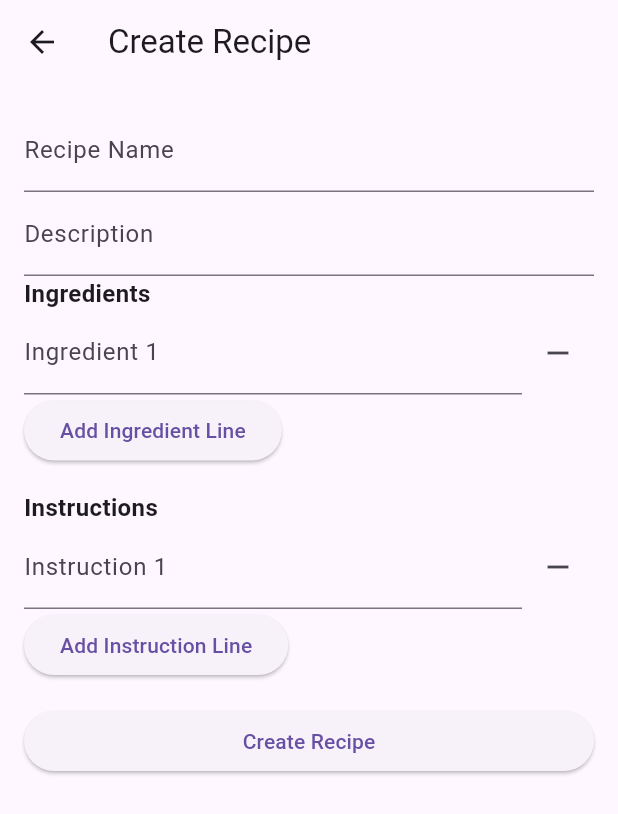
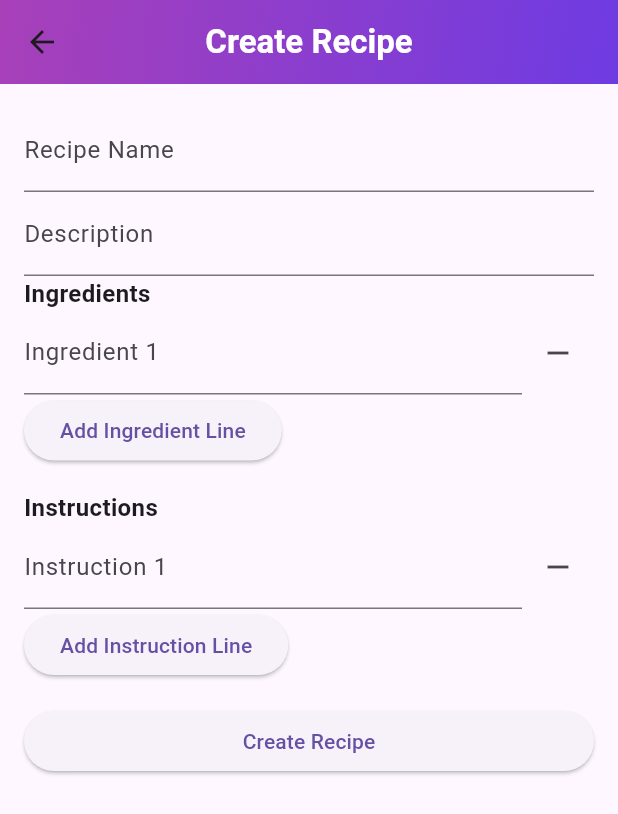
Before and after one commit to Shamsfathalla/Recipeasy, a Flutter app: the CreateRecipePage screen opened directly, on a phone screen of 412 x 824 dp. Shown: the top 814 px of the screen. Run offline on Flutter 3.47's test engine with Material 3 defaults, Android fonts, the light colour scheme and no system bars; our stand-ins replace cloud_firestore, firebase_auth, firebase_core, shared_preferences; accounts and stored records are empty.

Commit message:
Final App

```diff
--- a/lib/pages/create_recipe_page.dart
+++ b/lib/pages/create_recipe_page.dart
@@ -114,7 +114,26 @@ class _CreateRecipePageState extends State<CreateRecipePage> {
   Widget build(BuildContext context) {
     return Scaffold(
       appBar: AppBar(
-        title: Text(widget.recipe != null ? 'Edit Recipe' : 'Create Recipe'),
+        centerTitle: true,
+        title: Text(
+          widget.recipe != null ? 'Edit Recipe' : 'Create Recipe',
+          style: const TextStyle(
+            color: Colors.white,
+            fontWeight: FontWeight.bold,
+          ),
+        ),
+        flexibleSpace: Container(
+          decoration: const BoxDecoration(
+            gradient: LinearGradient(
+              colors: [
+                Color.fromRGBO(168, 64, 185, 1),
+                Color.fromRGBO(110, 59, 226, 1),
+              ],
+              begin: Alignment.topLeft,
+              end: Alignment.bottomRight,
+            ),
+          ),
+        ),
       ),
       body: Padding(
         padding: const EdgeInsets.all(16.0),
```
